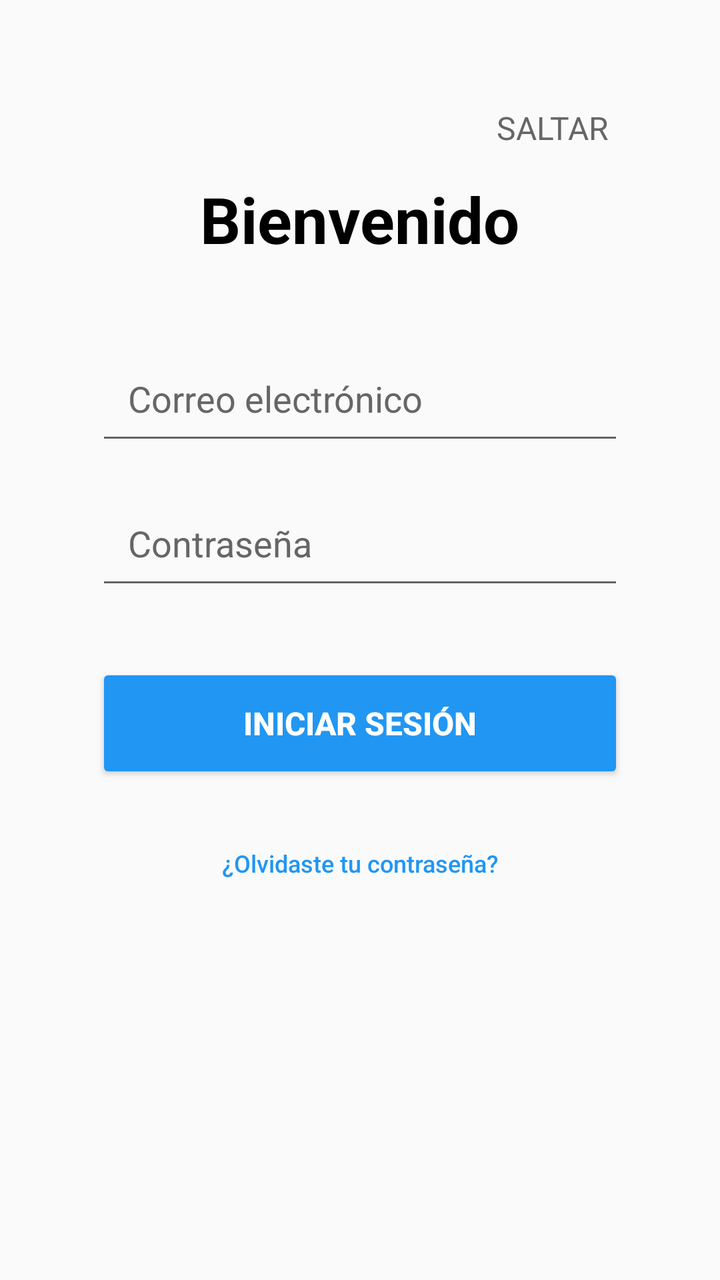
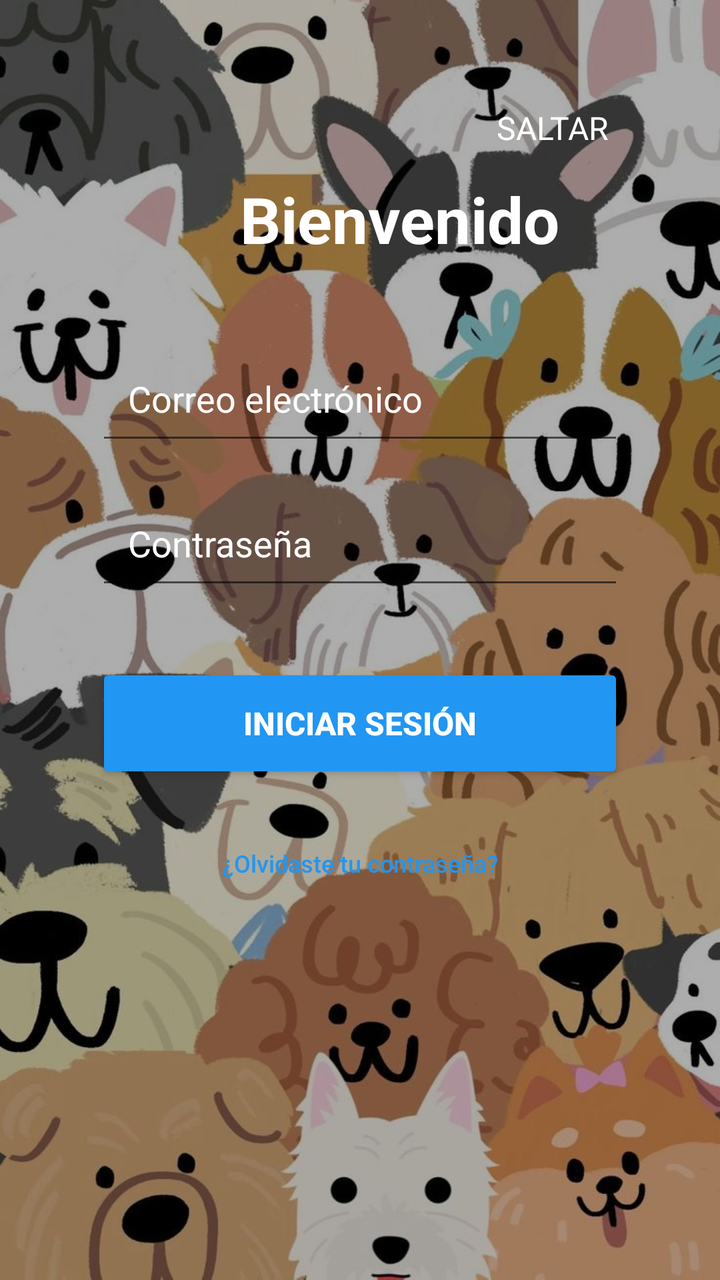

Compare the two renders of this Android layout. The source of the first and the diff that turns it into the second are given below.
<!-- AndroidManifest.xml: application theme Theme.PetStay -->
<!-- res/layout/activity_login.xml -->
<?xml version="1.0" encoding="utf-8"?>
<androidx.constraintlayout.widget.ConstraintLayout
    xmlns:android="http://schemas.android.com/apk/res/android"
    xmlns:app="http://schemas.android.com/apk/res-auto"
    xmlns:tools="http://schemas.android.com/tools"
    android:layout_width="match_parent"
    android:layout_height="match_parent"
    android:padding="24dp"
    tools:context=".ActivityLogin">

    <Button
        android:id="@+id/btn_back_to_main"
        style="@style/Widget.MaterialComponents.Button.TextButton"
        android:layout_width="wrap_content"
        android:layout_height="wrap_content"
        android:layout_marginTop="16dp"
        android:layout_marginEnd="16dp"
        android:text="SALTAR"
        android:textColor="#666666"
        android:textSize="16sp"
        app:layout_constraintEnd_toEndOf="parent"
        app:layout_constraintTop_toTopOf="parent" />


    <TextView
        android:id="@+id/tv_welcome"
        android:layout_width="wrap_content"
        android:layout_height="wrap_content"
        android:layout_marginStart="76dp"
        android:layout_marginTop="64dp"
        android:text="Bienvenido"
        android:textColor="#000000"
        android:textSize="32sp"
        android:textStyle="bold"
        app:layout_constraintStart_toStartOf="parent"
        app:layout_constraintTop_toTopOf="parent" />

    <androidx.appcompat.widget.AppCompatEditText
        android:id="@+id/et_email"
        android:layout_width="0dp"
        android:layout_height="wrap_content"
        android:layout_marginTop="40dp"
        android:layout_marginStart="24dp"
        android:layout_marginEnd="24dp"
        android:hint="Correo electrónico"
        android:inputType="textEmailAddress"
        android:padding="16dp"

        android:textColorHint="#666666"
        android:textColor="#000000"
        app:layout_constraintEnd_toEndOf="parent"
        app:layout_constraintStart_toStartOf="parent"
        app:layout_constraintTop_toBottomOf="@id/tv_welcome" />


    <androidx.appcompat.widget.AppCompatEditText
        android:id="@+id/et_password"
        android:layout_width="0dp"
        android:layout_height="wrap_content"
        android:layout_marginTop="16dp"
        android:layout_marginStart="24dp"
        android:layout_marginEnd="24dp"
        android:hint="Contraseña"
        android:inputType="textPassword"
        android:padding="16dp"

        android:textColorHint="#666666"
        android:textColor="#000000"
        app:layout_constraintEnd_toEndOf="parent"
        app:layout_constraintStart_toStartOf="parent"
        app:layout_constraintTop_toBottomOf="@id/et_email" />


    <Button
        android:id="@+id/btn_login"
        android:layout_width="0dp"
        android:layout_height="60dp"
        android:layout_marginTop="32dp"
        android:layout_marginStart="24dp"
        android:layout_marginEnd="24dp"
        android:text="INICIAR SESIÓN"
        android:textAllCaps="true"
        android:textSize="16sp"
        android:textStyle="bold"
        android:backgroundTint="#2196F3"
        android:textColor="#FFFFFF"
        app:layout_constraintEnd_toEndOf="parent"
        app:layout_constraintStart_toStartOf="parent"
        app:layout_constraintTop_toBottomOf="@id/et_password" />


    <Button
        android:id="@+id/btn_forgot_password"
        android:layout_width="wrap_content"
        android:layout_height="wrap_content"
        android:layout_marginTop="16dp"
        android:text="¿Olvidaste tu contraseña?"
        android:textAllCaps="false"
        android:textColor="#2196F3"
        android:textSize="12sp"
        android:background="@android:color/transparent"
        android:padding="8dp"
        app:layout_constraintEnd_toEndOf="parent"
        app:layout_constraintStart_toStartOf="parent"
        app:layout_constraintTop_toBottomOf="@id/btn_login" />

</androidx.constraintlayout.widget.ConstraintLayout>
<!-- resources referenced by this layout -->
<resources>
  <style name="Theme.PetStay" parent="Theme.AppCompat.Light.NoActionBar" />
</resources>

<!-- the commit's change to res/layout/activity_login.xml (unified diff, before → after) -->
@@ -1,11 +1,12 @@
 <?xml version="1.0" encoding="utf-8"?>
-<androidx.constraintlayout.widget.ConstraintLayout
-    xmlns:android="http://schemas.android.com/apk/res/android"
+<androidx.constraintlayout.widget.ConstraintLayout xmlns:android="http://schemas.android.com/apk/res/android"
     xmlns:app="http://schemas.android.com/apk/res-auto"
     xmlns:tools="http://schemas.android.com/tools"
     android:layout_width="match_parent"
     android:layout_height="match_parent"
     android:padding="24dp"
+    android:visibility="visible"
+    android:background="@drawable/fondo_logg"
     tools:context=".ActivityLogin">
 
     <Button
@@ -16,7 +17,7 @@
         android:layout_marginTop="16dp"
         android:layout_marginEnd="16dp"
         android:text="SALTAR"
-        android:textColor="#666666"
+        android:textColor="#FFFFFF"
         android:textSize="16sp"
         app:layout_constraintEnd_toEndOf="parent"
         app:layout_constraintTop_toTopOf="parent" />
@@ -26,10 +27,10 @@
         android:id="@+id/tv_welcome"
         android:layout_width="wrap_content"
         android:layout_height="wrap_content"
-        android:layout_marginStart="76dp"
+        android:layout_marginStart="96dp"
         android:layout_marginTop="64dp"
         android:text="Bienvenido"
-        android:textColor="#000000"
+        android:textColor="#FFFFFF"
         android:textSize="32sp"
         android:textStyle="bold"
         app:layout_constraintStart_toStartOf="parent"
@@ -39,15 +40,15 @@
         android:id="@+id/et_email"
         android:layout_width="0dp"
         android:layout_height="wrap_content"
+        android:layout_marginStart="24dp"
         android:layout_marginTop="40dp"
-        android:layout_marginStart="24dp"
         android:layout_marginEnd="24dp"
         android:hint="Correo electrónico"
         android:inputType="textEmailAddress"
         android:padding="16dp"
 
-        android:textColorHint="#666666"
         android:textColor="#000000"
+        android:textColorHint="#FFFFFF"
         app:layout_constraintEnd_toEndOf="parent"
         app:layout_constraintStart_toStartOf="parent"
         app:layout_constraintTop_toBottomOf="@id/tv_welcome" />
@@ -57,15 +58,15 @@
         android:id="@+id/et_password"
         android:layout_width="0dp"
         android:layout_height="wrap_content"
+        android:layout_marginStart="24dp"
         android:layout_marginTop="16dp"
-        android:layout_marginStart="24dp"
         android:layout_marginEnd="24dp"
         android:hint="Contraseña"
         android:inputType="textPassword"
         android:padding="16dp"
 
-        android:textColorHint="#666666"
         android:textColor="#000000"
+        android:textColorHint="#FFFFFF"
         app:layout_constraintEnd_toEndOf="parent"
         app:layout_constraintStart_toStartOf="parent"
         app:layout_constraintTop_toBottomOf="@id/et_email" />
@@ -75,15 +76,15 @@
         android:id="@+id/btn_login"
         android:layout_width="0dp"
         android:layout_height="60dp"
+        android:layout_marginStart="24dp"
         android:layout_marginTop="32dp"
-        android:layout_marginStart="24dp"
         android:layout_marginEnd="24dp"
+        android:backgroundTint="#2196F3"
         android:text="INICIAR SESIÓN"
         android:textAllCaps="true"
+        android:textColor="#FFFFFF"
         android:textSize="16sp"
         android:textStyle="bold"
-        android:backgroundTint="#2196F3"
-        android:textColor="#FFFFFF"
         app:layout_constraintEnd_toEndOf="parent"
         app:layout_constraintStart_toStartOf="parent"
         app:layout_constraintTop_toBottomOf="@id/et_password" />
@@ -94,12 +95,12 @@
         android:layout_width="wrap_content"
         android:layout_height="wrap_content"
         android:layout_marginTop="16dp"
+        android:background="@android:color/transparent"
+        android:padding="8dp"
         android:text="¿Olvidaste tu contraseña?"
         android:textAllCaps="false"
         android:textColor="#2196F3"
         android:textSize="12sp"
-        android:background="@android:color/transparent"
-        android:padding="8dp"
         app:layout_constraintEnd_toEndOf="parent"
         app:layout_constraintStart_toStartOf="parent"
         app:layout_constraintTop_toBottomOf="@id/btn_login" />
<!-- resource entries referenced after the edit -->
@@ -1,5 +1,6 @@
 <!-- resources referenced by this layout -->
 <resources>
+  <!-- drawable fondo_logg: jpg bitmap (drawable, 138729 bytes) -->
   <style name="Theme.PetStay" parent="Theme.AppCompat.Light.NoActionBar" />
 </resources>
 
